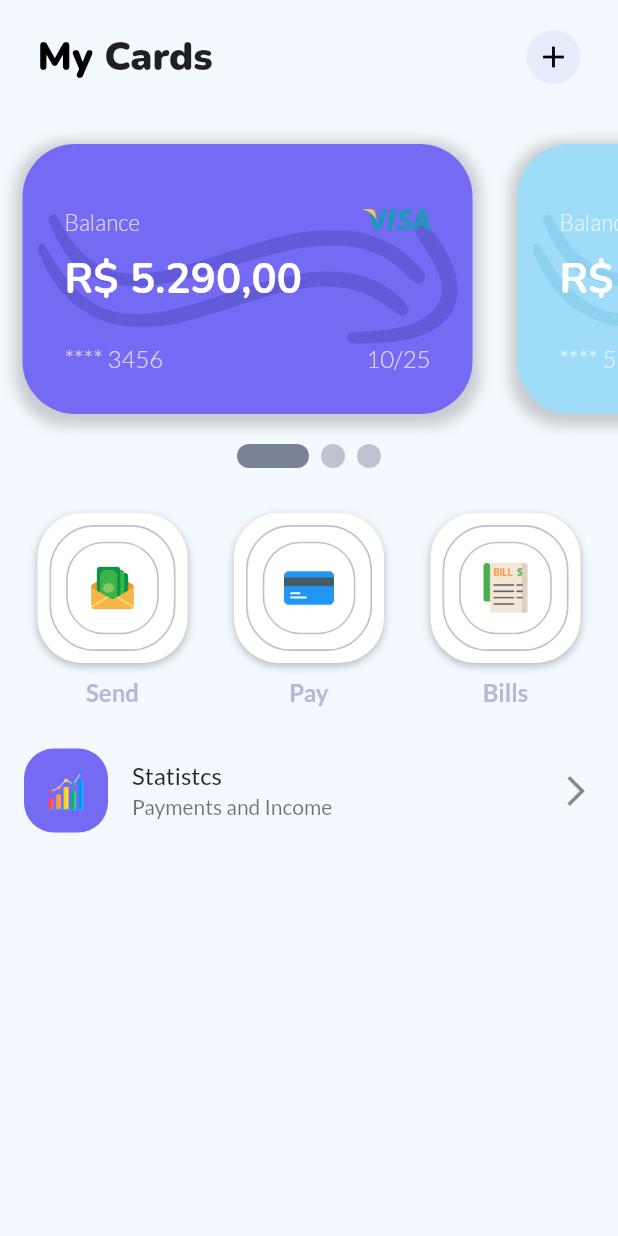
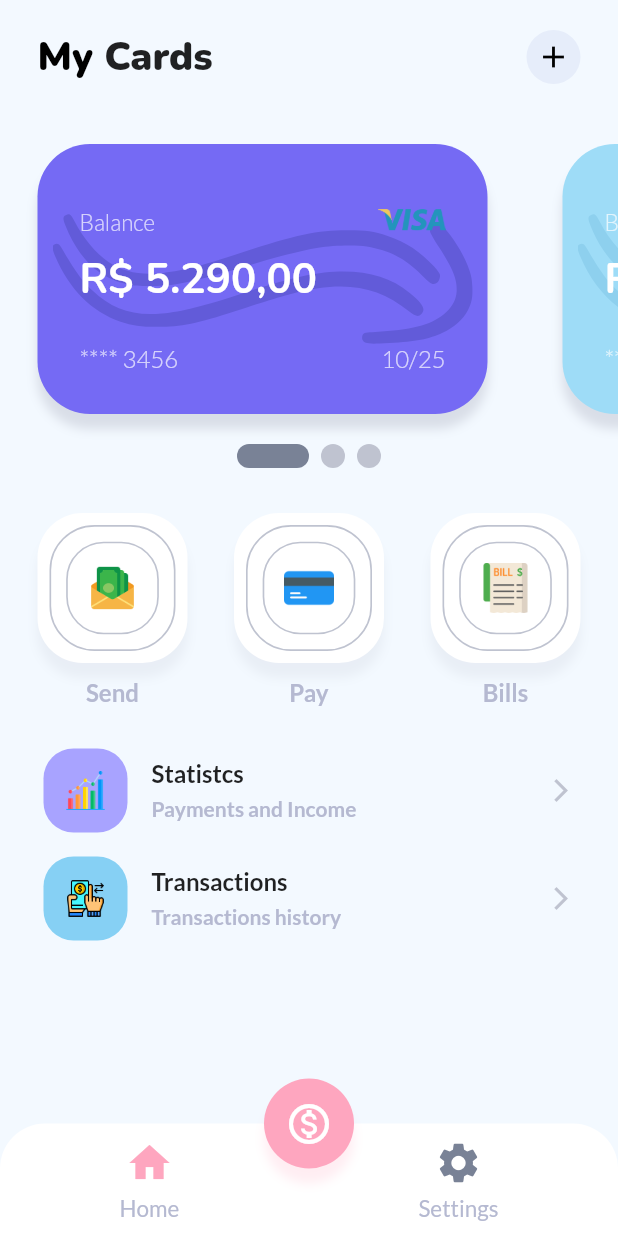
Before and after one commit to WillOliveiraa/wallet_app_ui, a Flutter app: the screen it shows after launch, on a phone screen of 412 x 824 dp. Run offline on Flutter 3.47's test engine with Material 2 defaults, Android fonts, the phone set to English and light mode, and no system bars; drawn by our look-alikes of smooth_page_indicator; our stand-ins replace flutter_svg, google_fonts.

Commit message:
Add list item, bottomNavigation

```diff
--- a/lib/pages/components/action_button.dart
+++ b/lib/pages/components/action_button.dart
@@ -1,4 +1,5 @@
 import 'package:flutter/material.dart';
+import 'package:wallet_app_ui/shared/app_colors.dart';
 
 class ActionButton extends StatelessWidget {
   const ActionButton({
@@ -21,13 +22,20 @@ class ActionButton extends StatelessWidget {
           decoration: BoxDecoration(
             borderRadius: BorderRadius.circular(30),
             color: Colors.white,
-            boxShadow: const [
+            boxShadow: [
               BoxShadow(
-                color: Colors.black26,
-                offset: Offset(0.0, 2.0),
-                blurRadius: 4.0,
+                color: const Color(0xFFbfc3d0).withOpacity(0.2),
+                blurRadius: 5,
+                offset: const Offset(0, 10),
               ),
             ],
+            // boxShadow: const [
+            //   BoxShadow(
+            //     color: Colors.black26,
+            //     offset: Offset(0.0, 2.0),
+            //     blurRadius: 4.0,
+            //   ),
+            // ],
           ),
           child: Container(
             padding: const EdgeInsets.all(10),
@@ -57,7 +65,7 @@ class ActionButton extends StatelessWidget {
           style: const TextStyle(
             fontSize: 16,
             fontWeight: FontWeight.w600,
-            color: Color(0xFFb5b9d1),
+            color: AppColors.primaryTextColor,
           ),
         )
       ],
--- a/lib/pages/components/card_list.dart
+++ b/lib/pages/components/card_list.dart
@@ -2,6 +2,7 @@ import 'package:flutter/material.dart';
 import 'package:smooth_page_indicator/smooth_page_indicator.dart';
 import 'package:wallet_app_ui/pages/components/credit_card_tile.dart';
 import 'package:wallet_app_ui/pages/flag_type.dart';
+import 'package:wallet_app_ui/shared/app_colors.dart';
 
 class CardList extends StatelessWidget {
   const CardList({
@@ -54,8 +55,8 @@ class CardList extends StatelessWidget {
           controller: pageController,
           count: 3,
           effect: const ExpandingDotsEffect(
-            activeDotColor: Color(0xFF798296),
-            dotColor: Color(0xFFbfc3d0),
+            activeDotColor: AppColors.activeDotColor,
+            dotColor: AppColors.inactiveDocColor,
           ),
         )
       ],
--- a/lib/pages/components/credit_card_tile.dart
+++ b/lib/pages/components/credit_card_tile.dart
@@ -24,16 +24,23 @@ class CreditCardTile extends StatelessWidget {
   @override
   Widget build(BuildContext context) {
     return Container(
-      margin: const EdgeInsets.symmetric(horizontal: 15, vertical: 20),
+      margin: const EdgeInsets.symmetric(horizontal: 25, vertical: 20),
       decoration: BoxDecoration(
         borderRadius: BorderRadius.circular(35),
         color: color,
+        // boxShadow: [
+        //   BoxShadow(
+        //     color: Colors.grey.withOpacity(0.5),
+        //     spreadRadius: 5,
+        //     blurRadius: 7,
+        //     offset: const Offset(0, 3), // changes position of shadow
+        //   ),
+        // ],
         boxShadow: [
           BoxShadow(
-            color: Colors.grey.withOpacity(0.5),
-            spreadRadius: 5,
-            blurRadius: 7,
-            offset: const Offset(0, 3), // changes position of shadow
+            color: const Color(0xFFbfc3d0).withOpacity(0.5),
+            blurRadius: 5,
+            offset: const Offset(0, 10),
           ),
         ],
       ),
--- /dev/null
+++ b/lib/pages/components/custom_bottom_navigation_bar.dart
@@ -0,0 +1,39 @@
+import 'package:flutter/material.dart';
+import 'package:wallet_app_ui/shared/app_colors.dart';
+
+class CustomBottomNavigationBar extends StatelessWidget {
+  const CustomBottomNavigationBar({
+    Key? key,
+    required this.icon,
+    required this.title,
+    required this.color,
+  }) : super(key: key);
+  final IconData icon;
+  final String title;
+  final Color color;
+
+  @override
+  Widget build(BuildContext context) {
+    return Padding(
+      padding: const EdgeInsets.symmetric(vertical: 10, horizontal: 25),
+      child: Column(
+        mainAxisSize: MainAxisSize.min,
+        children: [
+          Icon(
+            icon,
+            color: color,
+            size: 32,
+          ),
+          const SizedBox(height: 5),
+          Text(
+            title,
+            style: const TextStyle(
+              fontSize: 15,
+              color: AppColors.primaryTextColor,
+            ),
+          ),
+        ],
+      ),
+    );
+  }
+}
--- /dev/null
+++ b/lib/pages/components/item_tile.dart
@@ -0,0 +1,59 @@
+import 'package:flutter/material.dart';
+import 'package:wallet_app_ui/shared/app_colors.dart';
+
+class ItemTile extends StatelessWidget {
+  const ItemTile({
+    Key? key,
+    required this.image,
+    required this.title,
+    required this.subTitle,
+    required this.color,
+    this.onTap,
+  }) : super(key: key);
+
+  final String image;
+  final String title;
+  final String subTitle;
+  final Color color;
+  final Function()? onTap;
+
+  @override
+  Widget build(BuildContext context) {
+    return Padding(
+      padding: const EdgeInsets.symmetric(horizontal: 13),
+      child: ListTile(
+        onTap: onTap,
+        leading: Container(
+          padding: const EdgeInsets.all(15),
+          decoration: BoxDecoration(
+            borderRadius: BorderRadius.circular(20),
+            color: color,
+          ),
+          child: Image.asset(image),
+        ),
+        trailing: const Icon(
+          Icons.arrow_forward_ios_outlined,
+          size: 18,
+          color: Color(0xFFbfc3d0),
+        ),
+        title: Text(
+          title,
+          style: const TextStyle(fontSize: 16, fontWeight: FontWeight.bold),
+        ),
+        subtitle: Column(
+          crossAxisAlignment: CrossAxisAlignment.start,
+          children: [
+            const SizedBox(height: 6),
+            Text(
+              subTitle,
+              style: const TextStyle(
+                fontWeight: FontWeight.bold,
+                color: AppColors.primaryTextColor,
+              ),
+            ),
+          ],
+        ),
+      ),
+    );
+  }
+}
--- a/lib/pages/home_page.dart
+++ b/lib/pages/home_page.dart
@@ -1,7 +1,9 @@
 import 'package:flutter/material.dart';
 import 'package:wallet_app_ui/pages/components/action_button.dart';
 import 'package:wallet_app_ui/pages/components/card_list.dart';
+import 'package:wallet_app_ui/pages/components/custom_bottom_navigation_bar.dart';
 import 'package:wallet_app_ui/pages/components/header.dart';
+import 'package:wallet_app_ui/pages/components/item_tile.dart';
 import 'package:wallet_app_ui/shared/app_colors.dart';
 
 class HomePage extends StatelessWidget {
@@ -13,16 +15,66 @@ class HomePage extends StatelessWidget {
 
     return Scaffold(
       backgroundColor: AppColors.mainColor,
+      floatingActionButton: Container(
+        width: 60,
+        height: 60,
+        decoration: BoxDecoration(
+          shape: BoxShape.circle,
+          color: AppColors.mainBottomButtonColor,
+          boxShadow: <BoxShadow>[
+            BoxShadow(
+              color: AppColors.mainBottomButtonColor.withOpacity(0.2),
+              blurRadius: 5,
+              offset: const Offset(0, 10),
+            ),
+          ],
+        ),
+        child: const Icon(
+          Icons.monetization_on_outlined,
+          color: Colors.white,
+          size: 32,
+        ),
+      ),
+      floatingActionButtonLocation: FloatingActionButtonLocation.centerDocked,
+      bottomNavigationBar: BottomAppBar(
+        color: Colors.transparent,
+        elevation: 0,
+        child: Container(
+          decoration: const BoxDecoration(
+            color: Colors.white,
+            borderRadius: BorderRadius.only(
+              topLeft: Radius.circular(30),
+              topRight: Radius.circular(30),
+            ),
+          ),
+          child: Row(
+            mainAxisAlignment: MainAxisAlignment.spaceAround,
+            children: const [
+              CustomBottomNavigationBar(
+                icon: Icons.home,
+                title: 'Home',
+                color: AppColors.mainBottomButtonColor,
+              ),
+              CustomBottomNavigationBar(
+                icon: Icons.settings,
+                title: 'Settings',
+                color: AppColors.activeDotColor,
+              ),
+            ],
+          ),
+        ),
+      ),
       body: SafeArea(
+        child: SingleChildScrollView(
           child: Column(
             crossAxisAlignment: CrossAxisAlignment.start,
-          // ignore: prefer_const_literals_to_create_immutables
             children: [
               const Header(),
               CardList(pageController: pageController),
               const SizedBox(height: 10),
               Padding(
-              padding: const EdgeInsets.symmetric(horizontal: 25, vertical: 20),
+                padding:
+                    const EdgeInsets.symmetric(horizontal: 25, vertical: 20),
                 child: Row(
                   mainAxisAlignment: MainAxisAlignment.spaceBetween,
                   children: const [
@@ -41,21 +93,29 @@ class HomePage extends StatelessWidget {
                   ],
                 ),
               ),
-            ListTile(
-              // ignore: unnecessary_const
-              leading: Container(
-                padding: const EdgeInsets.all(15),
-                decoration: BoxDecoration(
-                  borderRadius: BorderRadius.circular(20),
-                  color: const Color(0xFF756af4),
+              SizedBox(
+                height: 140,
+                child: ListView(
+                  children: [
+                    ItemTile(
+                      image: 'assets/icons/analysis.png',
+                      title: 'Statistcs',
+                      subTitle: 'Payments and Income',
+                      color: const Color(0xFFa8a3ff),
+                      onTap: () => debugPrint('ok'),
                     ),
-                child: Image.asset('assets/icons/analysis.png'),
-              ),
-              trailing: const Icon(Icons.arrow_forward_ios_outlined),
-              title: const Text('Statistcs'),
-              subtitle: const Text('Payments and Income'),
+                    ItemTile(
+                      image: 'assets/icons/money-transfer.png',
+                      title: 'Transactions',
+                      subTitle: 'Transactions history',
+                      color: const Color(0xFF86d0f4),
+                      onTap: () => debugPrint('ok'),
                     ),
                   ],
+                ),
+              ),
+            ],
+          ),
         ),
       ),
     );
--- a/lib/shared/app_colors.dart
+++ b/lib/shared/app_colors.dart
@@ -3,4 +3,10 @@ import 'package:flutter/material.dart';
 class AppColors {
   static const mainColor = Color(0xFFf3f9ff);
   static const appBarColor = Color(0xFFfafcff);
+  static const mainBottomButtonColor = Color(0xFFfea6bf);
+  static const mainBottomButtonElevationColor = Color(0xFFfed1de);
+  static const primaryTextColor = Color(0xFFb5b9d1);
+  // static const secondTextColor = Color(0xFFfea6bf);
+  static const activeDotColor = Color(0xFF798296);
+  static const inactiveDocColor = Color(0xFFbfc3d0);
 }
```
Also changed, not shown: assets/icons/undulating-arrow.svg. Lines whose indentation alone changed are shown as unchanged.
